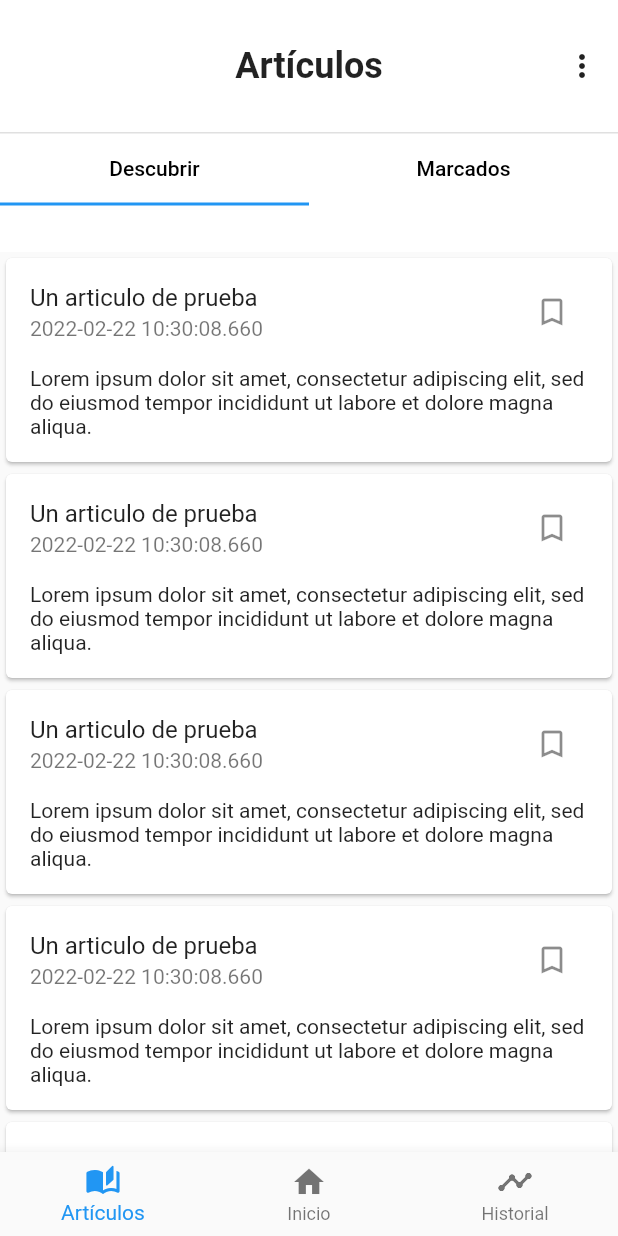
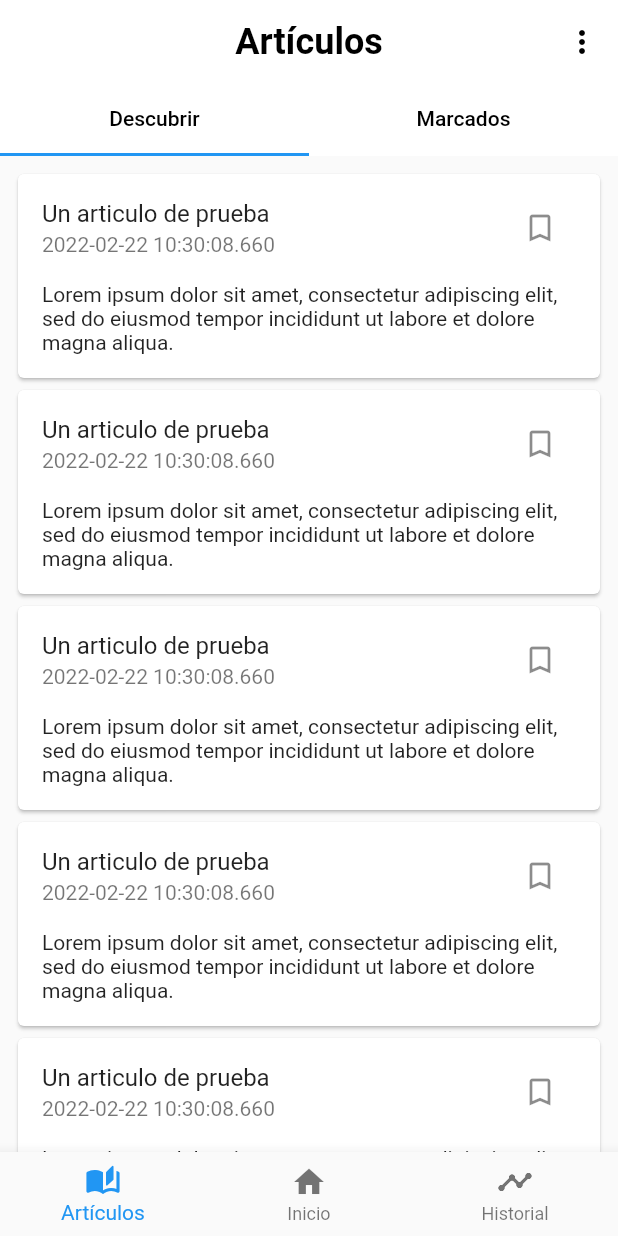
Before and after one commit to Frozen-Burrito/hydrate-app, a Flutter app: the screen it shows after launch, after a tap on the "bookmark outline" icon, on a phone screen of 412 x 824 dp. Run offline on Flutter 3.47's test engine with Material 2 defaults, Android fonts, the phone set to English and light mode, and no system bars; our stand-ins replace flutter_blue, sqflite; accounts and stored records are empty.

Commit message:
Arreglar problemas con slivers

```diff
--- a/lib/src/pages/articles_tab.dart
+++ b/lib/src/pages/articles_tab.dart
@@ -1,9 +1,8 @@
-import 'dart:math';
-
 import 'package:flutter/material.dart';
 import 'package:flutter/rendering.dart';
+
 import 'package:hydrate_app/src/models/article.dart';
-import 'package:hydrate_app/src/widgets/custom_toolbar.dart';
+import 'package:hydrate_app/src/widgets/article_sliver_list.dart';
 import 'package:hydrate_app/src/widgets/opt_popup_menu.dart';
 
 class ArticlesTab extends StatelessWidget {
@@ -35,18 +34,26 @@ class ArticlesTab extends StatelessWidget {
   Widget build(BuildContext context) {
     return DefaultTabController(
       length: 2,
-      child: CustomScrollView(
-        physics: const BouncingScrollPhysics(),
-        slivers: <Widget> [
-
-          SliverPersistentHeader(
-            floating: true,
-            delegate: _SliverCustomHeaderDelegate(
-              minHeight: 168,
-              maxHeight: 168,
-              child: CustomToolbar(
-                title: 'Artículos',
-                endActions: [
+      child: NestedScrollView(
+        headerSliverBuilder: (BuildContext context, bool innerBoxIsScrolled) {
+          return <Widget> [
+            SliverOverlapAbsorber(
+              handle: NestedScrollView.sliverOverlapAbsorberHandleFor(context),
+              sliver:  SliverAppBar(
+                title: const Text('Artículos'),
+                titleTextStyle: const TextStyle(color: Colors.black, fontWeight: FontWeight.w600, fontSize: 24),
+                centerTitle: true,
+                backgroundColor: Colors.white,
+                floating: true,
+                bottom: const TabBar(
+                  indicatorColor: Colors.blue,
+                  tabs: <Tab> [
+                    Tab(child: Text('Descubrir', style: TextStyle(color: Colors.black),), ),
+                    Tab(child: Text('Marcados', style: TextStyle(color: Colors.black),),),
+                  ],
+                ),
+                actionsIconTheme: const IconThemeData(color: Colors.black),
+                actions: [
                   OptionsPopupMenu(
                     options: <MenuItem> [
                       MenuItem(
@@ -60,82 +67,20 @@ class ArticlesTab extends StatelessWidget {
                         onSelected: () => Navigator.pushNamed(context, '/config'),
                       ),
                     ]
-                  )
+                  ),
                 ],
-                child: const TabBar(
-                  tabs: <Tab> [
-                    Tab(child: Text('Descubrir', style: TextStyle(color: Colors.black),), ),
-                    Tab(child: Text('Marcados', style: TextStyle(color: Colors.black),),),
-                  ],
-                ),
               ),
             )
-          ),
-
-          SliverList(
-            delegate: SliverChildBuilderDelegate(
-              (BuildContext context, int i) {
-                return Card(
-                  child: Column(
-                    children: [
-                      ListTile(
-                        title: Text(items[i].title,),
-                        subtitle: Text(items[i].publishDate.toString()),
-                        //TODO: Cambiar el ícono del botón dependiendo de si el
-                        // recurso informativo fue guardado
-                        trailing: IconButton(
-                          icon: const Icon(Icons.bookmark_border_outlined),
-                          //TODO: Agregar/Remover marcador del artículo en onPressed
-                          onPressed: () {},
-                        ),
-                      ),
-
-                      Padding(
-                        padding: const EdgeInsets.only( left: 16.0, right: 16.0, bottom: 16.0),
-                        child: Text(items[i].description ?? '', textAlign: TextAlign.start),
-                      ),
-                    ],
-                  ),
-                );
-              },
-              childCount: items.length
-            )
-          ),
-        ],
+          ];
+        },
+        body: TabBarView(
+          physics: const BouncingScrollPhysics(),
+          children: <Widget> [
+            ArticleSliverList(articles: items),
+            ArticleSliverList(articles: bookmarkedItems),
+          ]
+        ),
       ),
     );
   }
 }
-
-class _SliverCustomHeaderDelegate extends SliverPersistentHeaderDelegate {
-
-  final double minHeight;
-  final double maxHeight;
-  final Widget child;
-
-  _SliverCustomHeaderDelegate({
-    required this.minHeight,
-    required this.maxHeight,
-    required this.child
-  });
-
-  @override
-  Widget build(BuildContext context, double shrinkOffset, bool overlapsContent) {
-    return SizedBox.expand(
-      child: child,
-    );
-  }
-
-  @override
-  double get maxExtent => max(minHeight, maxHeight);
-
-  @override
-  double get minExtent => min(minHeight, maxHeight);
-
-  @override
-  bool shouldRebuild(covariant _SliverCustomHeaderDelegate oldDelegate) {
-    return maxHeight != oldDelegate.maxHeight ||
-           minHeight != oldDelegate.minHeight ||
-           child != oldDelegate.child;
-  }
-}
--- /dev/null
+++ b/lib/src/widgets/article_sliver_list.dart
@@ -0,0 +1,75 @@
+import 'package:flutter/material.dart';
+import 'package:hydrate_app/src/db/sqlite_db.dart';
+
+import 'package:hydrate_app/src/models/article.dart';
+
+class ArticleSliverList extends StatelessWidget {
+
+  final List<Article> articles;
+
+  const ArticleSliverList({ required this.articles, Key? key }) : super(key: key);
+
+  @override
+  Widget build(BuildContext context) {
+    return SafeArea(
+      top: false,
+      bottom: false,
+      child: Builder(
+        builder: (context) {
+          return CustomScrollView(
+            physics: const BouncingScrollPhysics(),
+            slivers: <Widget> [
+              SliverOverlapInjector(
+                handle: NestedScrollView.sliverOverlapAbsorberHandleFor(context),
+              ),
+              SliverPadding(
+                padding: EdgeInsets.all(8.0),
+                sliver: SliverList(
+                  delegate: SliverChildBuilderDelegate(
+                    (BuildContext context, int i) {
+                      return _ArticleCard(article: articles[i]);
+                    },
+                    childCount: articles.length
+                  ),
+                )
+              ),
+            ]
+          );
+        }
+      ),
+    );
+  }
+}
+
+class _ArticleCard extends StatelessWidget {
+
+  final Article article;
+
+  const _ArticleCard({ required this.article, Key? key }) : super(key: key);
+
+  @override
+  Widget build(BuildContext context) {
+    return Card(
+      child: Column(
+        children: [
+          ListTile(
+            title: Text(article.title,),
+            subtitle: Text(article.publishDate.toString()),
+            //TODO: Cambiar el ícono del botón dependiendo de si el
+            // recurso informativo fue guardado
+            trailing: IconButton(
+              icon: const Icon(Icons.bookmark_border_outlined),
+              //TODO: Agregar/Remover marcador del artículo en onPressed
+              onPressed: () async => SQLiteDB.db.insert(article).then((value) => print('Inserted article in DB, id: $value')),
+            ),
+          ),
+
+          Padding(
+            padding: const EdgeInsets.only( left: 16.0, right: 16.0, bottom: 16.0),
+            child: Text(article.description ?? '', textAlign: TextAlign.start),
+          ),
+        ],
+      ),
+    );
+  }
+}
```
Also changed, not shown: lib/src/pages/history_tab.dart (+65 -7 lines), lib/src/pages/home_tab.dart (+34 -8 lines).
